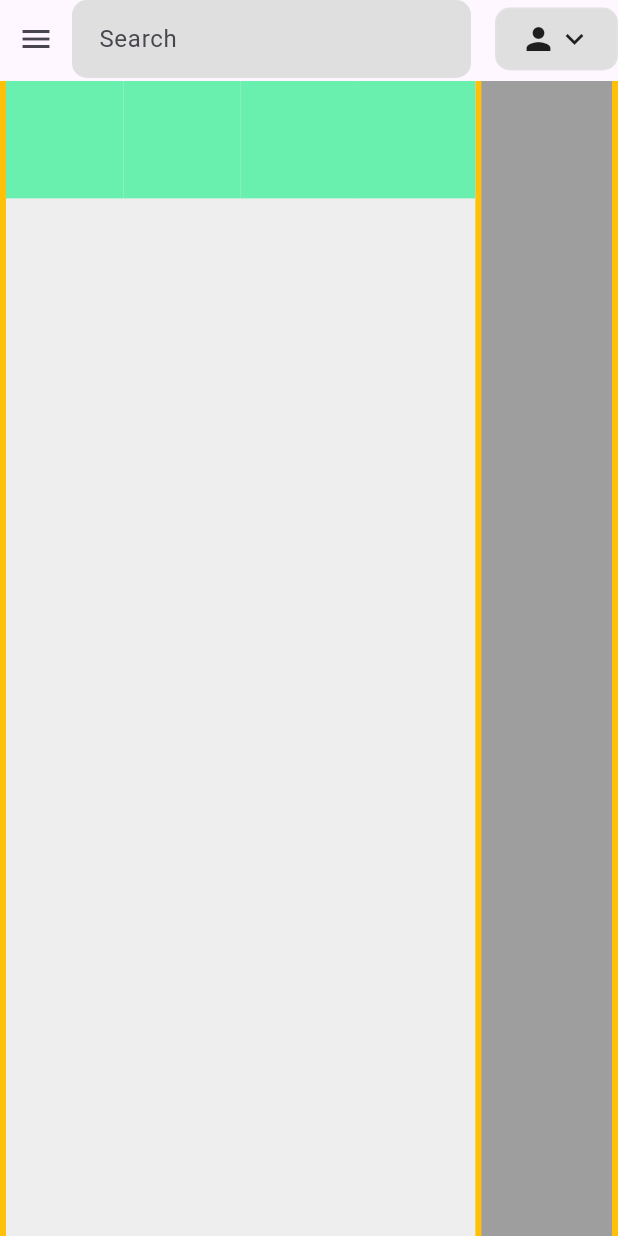
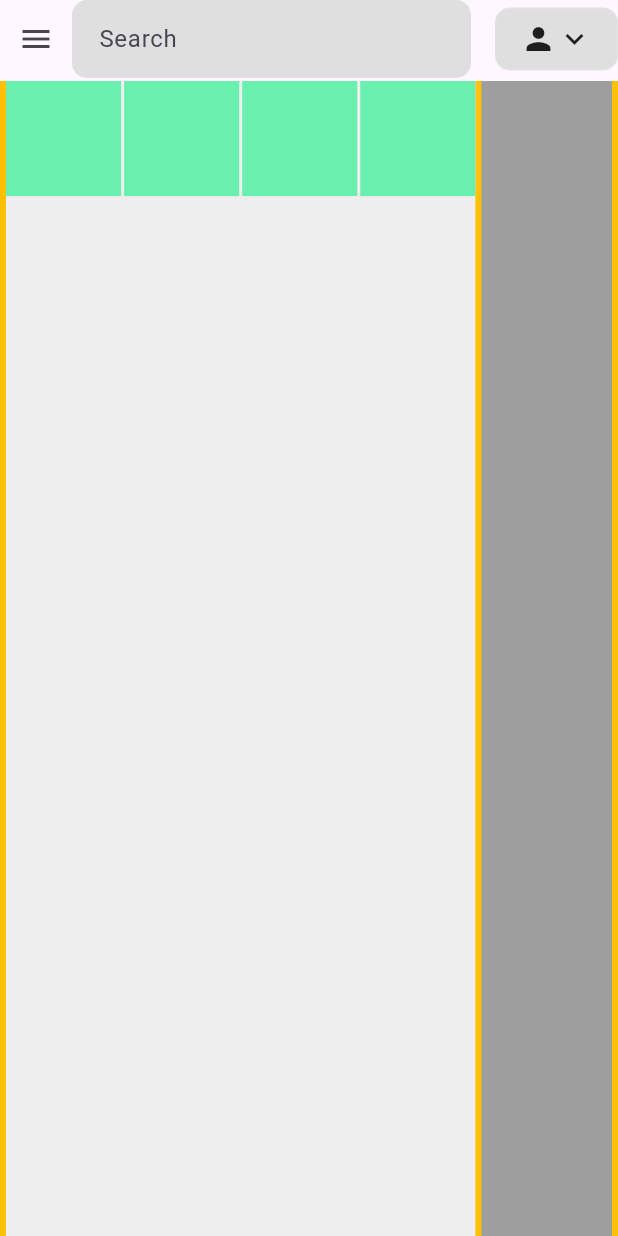
Before and after one commit to MyoMin-Latt/flutter_responsive_app, a Flutter app: the screen it shows after launch, on a phone screen of 412 x 824 dp. Run offline on Flutter 3.47's test engine with Material 3 defaults, Android fonts, the phone set to English and light mode, and no system bars; our stand-ins replace flutter_riverpod.

```diff
--- a/lib/home/presentation/home_page.dart
+++ b/lib/home/presentation/home_page.dart
@@ -39,8 +39,11 @@ class HomePage extends ConsumerWidget {
                                 flex: 2,
                                 child: GridView.builder(
                                   gridDelegate:
-                                      SliverGridDelegateWithFixedCrossAxisCount(
-                                          crossAxisCount: 4),
+                                      const SliverGridDelegateWithFixedCrossAxisCount(
+                                    crossAxisCount: 4,
+                                    mainAxisSpacing: 2,
+                                    crossAxisSpacing: 2,
+                                  ),
                                   itemCount: 4,
                                   itemBuilder: (context, index) => Container(
                                     color: Colors.greenAccent,
--- a/pubspec.yaml
+++ b/pubspec.yaml
@@ -37,6 +37,10 @@ dependencies:
   cupertino_icons: ^1.0.2
   flutter_riverpod: ^2.4.9
   riverpod: ^2.4.9
+  google_fonts: ^4.0.4
+  flutter_svg: ^2.0.5
+  fl_chart: ^0.62.0s
+  provider: ^6.0.5
 
 dev_dependencies:
   flutter_test:
```
Also changed, not shown: lib/main.dart (+0 -103 lines), 6 other files.
